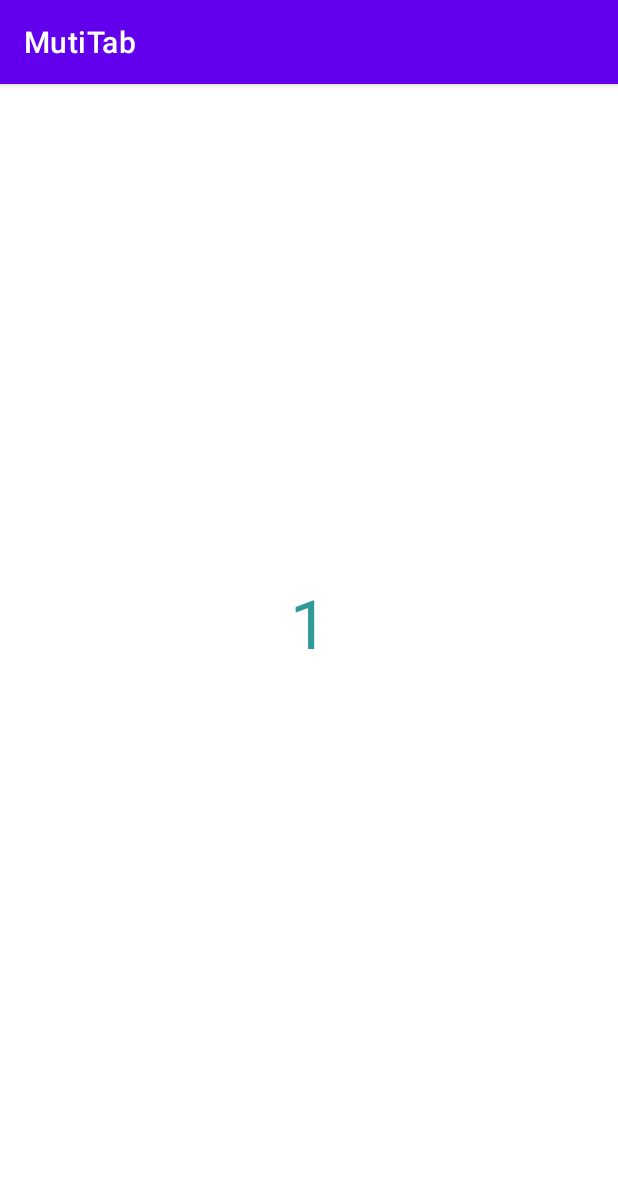
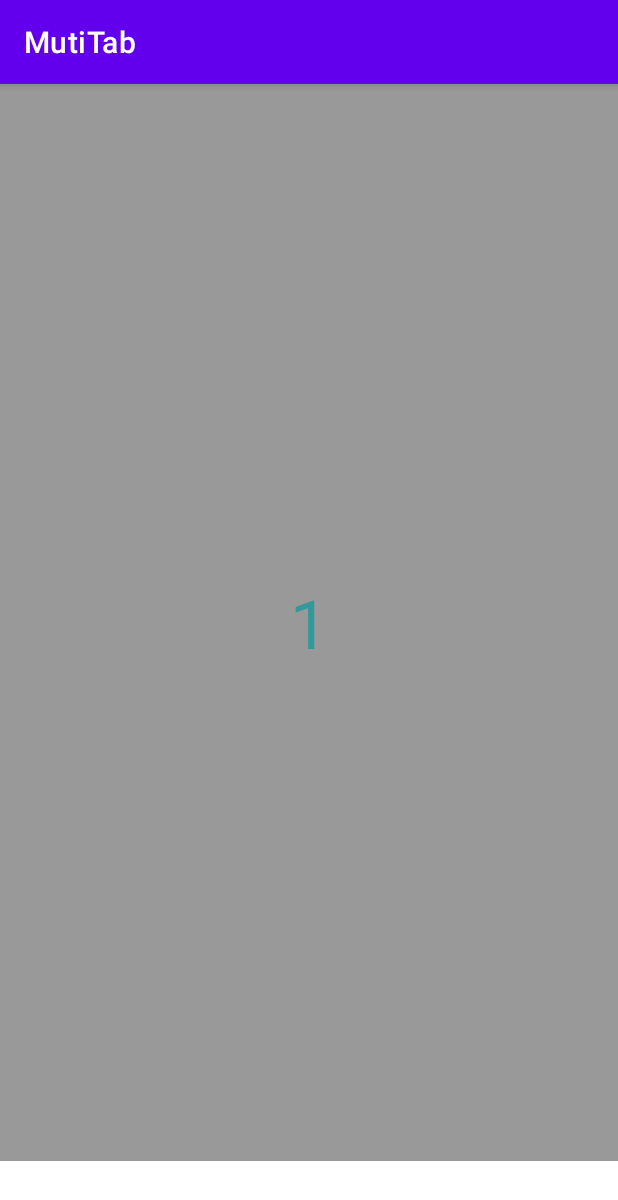
Before and after one commit to jd-opensource/XMultiTab-android, an Android app: the screen it shows after launch (MainActivity), on a phone screen of 412 x 824 dp. Shown: the top 1200 px of the screen. Run offline under Robolectric (Android 15) with nearby library versions, the phone set to English and light mode, and no system bars; libraries missing offline, so code that uses them is left out: com.jd.mobile, com.jingdong; 2 statements that could not run were skipped.

Commit message:
多Tab容器V1.0.0完善

```diff
--- a/XMultiTabModule/src/main/java/com/mumu/mutitab/bottom/SimpleNavigationAdapter.kt
+++ b/XMultiTabModule/src/main/java/com/mumu/mutitab/bottom/SimpleNavigationAdapter.kt
@@ -1,5 +1,6 @@
 package com.mumu.mutitab.bottom
 
+import android.view.Gravity
 import android.view.View
 import android.view.ViewGroup
 import android.widget.LinearLayout
@@ -35,6 +36,7 @@ open class SimpleNavigationAdapter<T : ITabItem>(
                 simpleItemView.layoutParams =
                     LinearLayout.LayoutParams(width, it.getSpecialTabHeight()).apply {
                         weight = 1f
+                        gravity = Gravity.BOTTOM
                     }
             }
             simpleItemView.setData(it)
--- a/app/src/main/java/com/mumu/mutitab/demo/MainActivity.kt
+++ b/app/src/main/java/com/mumu/mutitab/demo/MainActivity.kt
@@ -48,7 +48,7 @@ class MainActivity : AppCompatActivity() {
                     "https://m.360buyimg.com/seckillcms/jfs/t1/146133/9/30162/85583/631b09beEe844b9d7/52d131299c316d84.gif",
                     "",
                     true,
-                    DPIUtil.dp2px(this@MainActivity, 50f)
+                    DPIUtil.dp2px(this@MainActivity, 60f)
                 )
             )
             add(
--- a/app/src/main/res/layout/activity_main.xml
+++ b/app/src/main/res/layout/activity_main.xml
@@ -2,13 +2,14 @@
 <androidx.constraintlayout.widget.ConstraintLayout xmlns:android="http://schemas.android.com/apk/res/android"
     xmlns:app="http://schemas.android.com/apk/res-auto"
     android:layout_width="match_parent"
-    android:layout_height="match_parent">
+    android:layout_height="match_parent"
+    android:clipChildren="false">
 
     <TextView
         android:id="@+id/contentText"
         android:layout_width="0dp"
         android:layout_height="0dp"
-        android:background="#ffffff"
+        android:background="#999999"
         android:gravity="center"
         android:textColor="#319999"
         android:textSize="45sp"
@@ -21,6 +22,7 @@
         android:id="@+id/bottomLayout"
         android:layout_width="0dp"
         android:layout_height="50dp"
+        android:clipChildren="false"
         app:layout_constraintBottom_toBottomOf="parent"
         app:layout_constraintLeft_toLeftOf="parent"
         app:layout_constraintRight_toRightOf="parent" />
```
